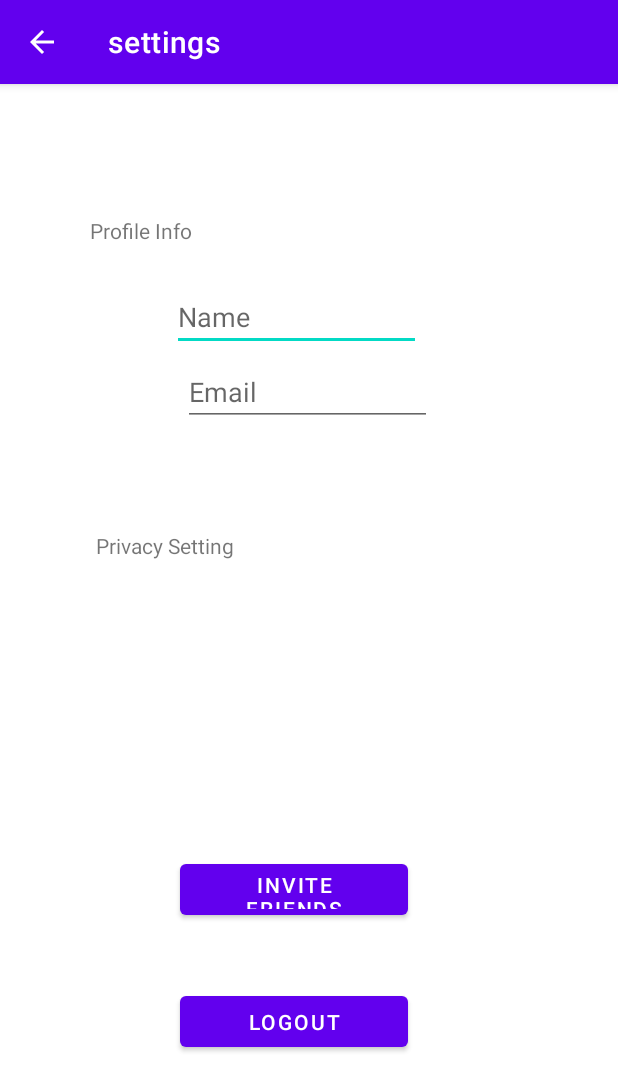
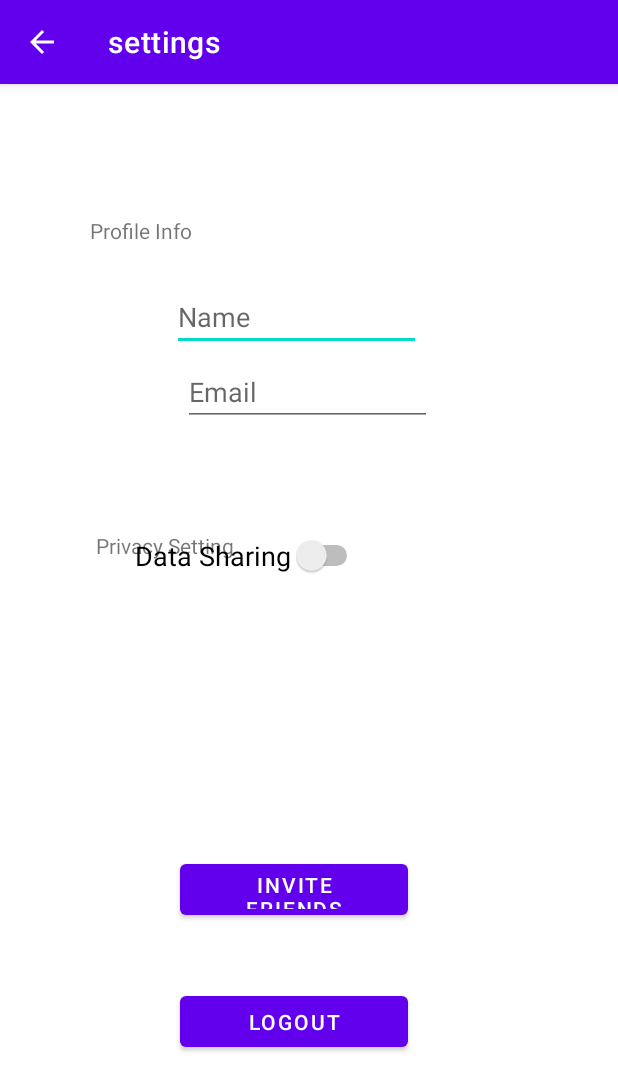
Before and after one commit to CorneliuSmith/CS113Project, an Android app: the SettingsActivity screen opened directly, with no data from a screen before it, on a phone screen of 412 x 824 dp. Shown: the top 1091 px of the screen. Run offline under Robolectric (Android 15) with nearby library versions, the phone set to English and light mode, and no system bars.

Commit message:
Adding toggle for data sharing on Settings Page

```diff
--- a/app/src/main/res/layout/settings.xml
+++ b/app/src/main/res/layout/settings.xml
@@ -84,5 +84,16 @@
         app:layout_constraintBottom_toBottomOf="parent"
         app:layout_constraintStart_toStartOf="parent" />
 
+    <Switch
+        android:id="@+id/data_sharing_switch"
+        android:layout_width="wrap_content"
+        android:layout_height="wrap_content"
+        android:layout_marginBottom="440dp"
+        android:layout_marginStart="90dp"
+        android:text="@string/auto_data"
+        android:textAppearance="?android:textAppearanceMedium"
+        app:layout_constraintBottom_toBottomOf="parent"
+        app:layout_constraintStart_toStartOf="parent"/>
+
 
 </androidx.constraintlayout.widget.ConstraintLayout>
--- a/app/src/main/res/values/strings.xml
+++ b/app/src/main/res/values/strings.xml
@@ -25,5 +25,6 @@
     <string name="prompt_name">Name</string>
     <string name="title">Profile Info</string>
     <string name="privacy">Privacy Setting</string>
+    <string name = "auto_data">Data Sharing</string>
 
 </resources>
```
